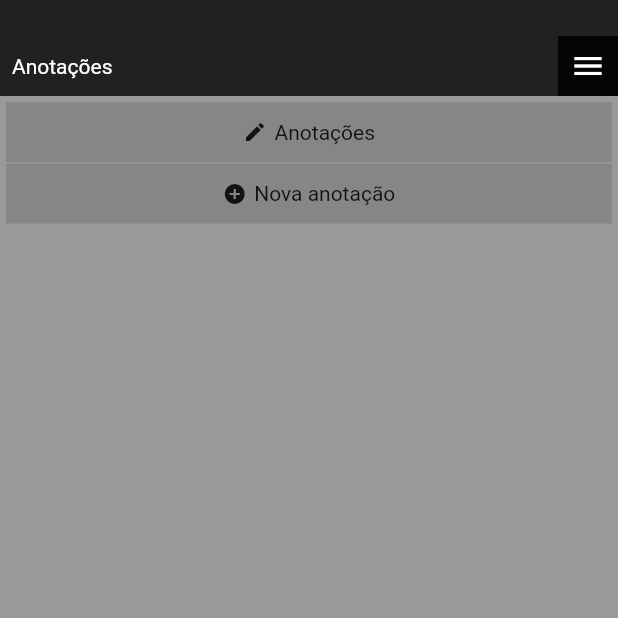
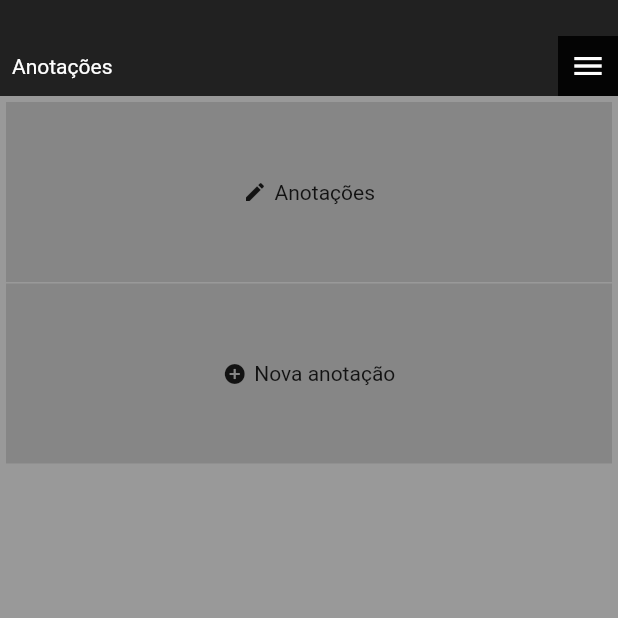
Before and after one commit to flaviopavim/notes, a Flutter app: the screen it shows after launch, on a phone screen of 412 x 824 dp, the top half of it. Run offline on Flutter 3.47's test engine with Material 2 defaults, Android fonts, the phone set to English and light mode, and no system bars; our stand-ins replace sqflite; accounts and stored records are empty.

Commit message:
some fixes

```diff
--- a/lib/inc/nav.dart
+++ b/lib/inc/nav.dart
@@ -8,10 +8,14 @@ nav(context) {
     height:40,
     color: Colors.black87,
     child: Row(children: [
-      Expanded(flex:1,child:Padding(
+      Expanded(flex:1,child:GestureDetector(
+            onTap: () {
+              navigate(context,'menu');
+            },
+            child: Padding(
         padding: const EdgeInsets.all(8.0),
         child: Container(child: Text('Anotações',style:TextStyle(color:Colors.white)),),
-      )),
+      ))),
       GestureDetector(
         onTap: () {
           navigate(context,'menu');
--- a/lib/widget/layout.dart
+++ b/lib/widget/layout.dart
@@ -24,7 +24,7 @@ linkMenu(t,i) {
     children: [
       Container(
           width: double.infinity,
-          height: 40,
+          height: 120,
           color: Colors.black12,
           child: Center(child: Row(
             mainAxisAlignment: MainAxisAlignment.center,
```
